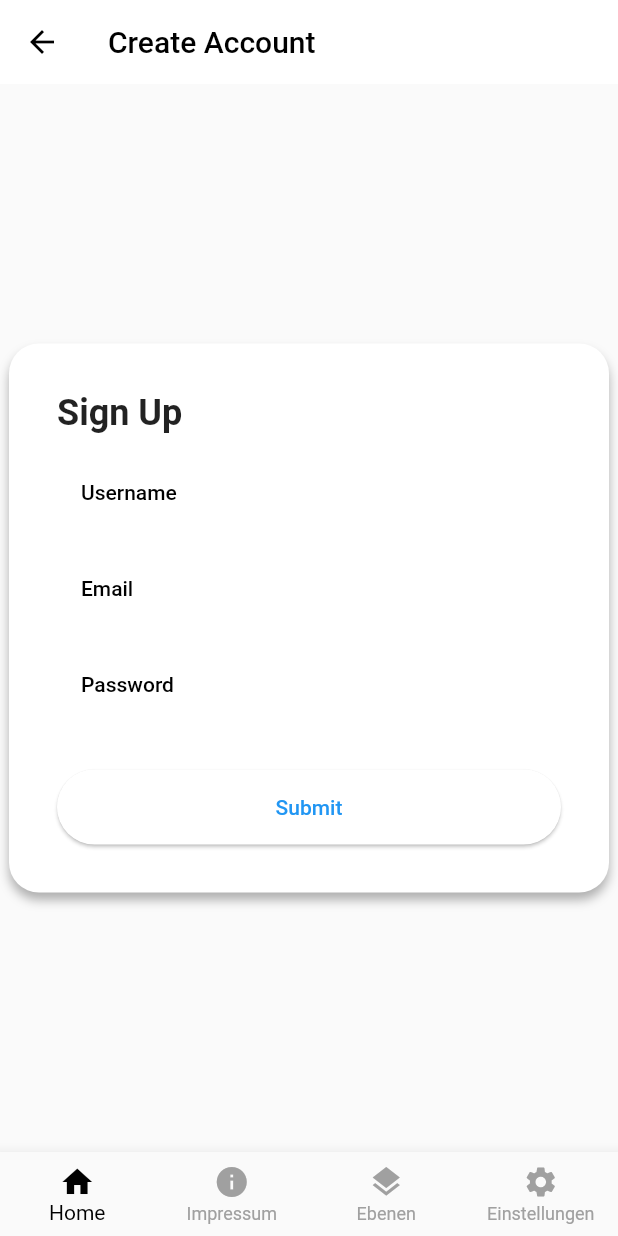
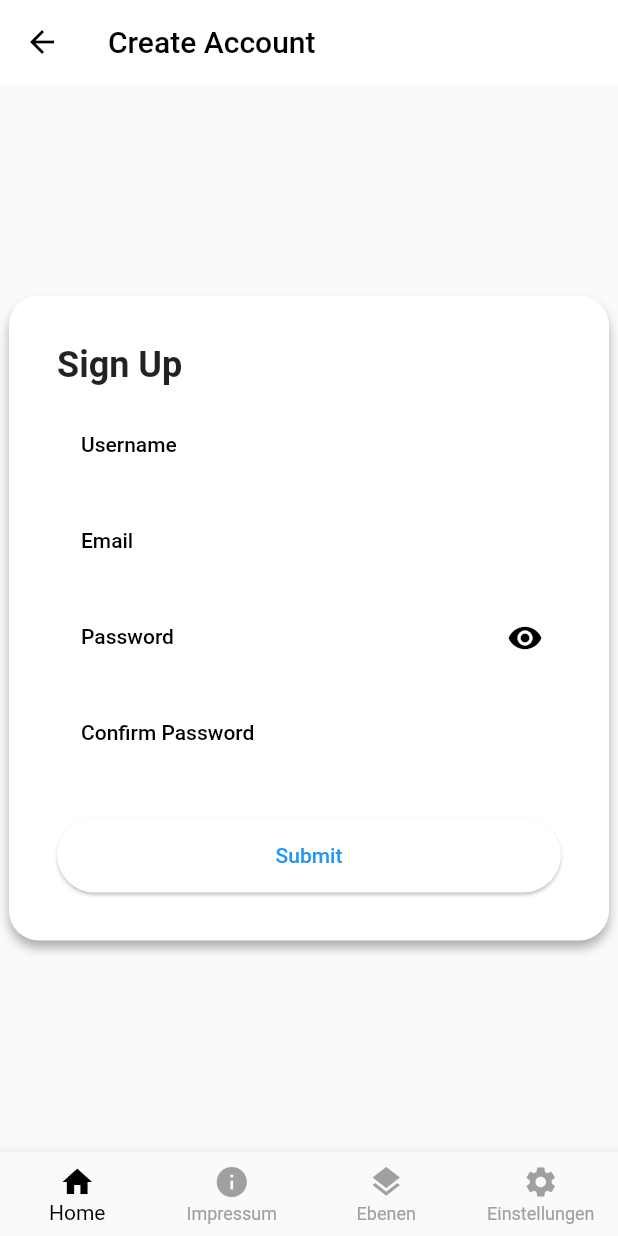
Before and after one commit to codeforbielefeld/baumkataster_frontend, a Flutter app: the CreateaccountView screen opened by its route, on a phone screen of 412 x 824 dp. Run offline on Flutter 3.47's test engine with Material 2 defaults, Android fonts, the phone set to English and light mode, and no system bars; our stand-ins replace equatable, flutter_bloc, flutter_map, go_router, graphql_flutter, latlong2.

Commit message:
initial user register and login blocs

```diff
--- a/lib/app/bloc/app_state.dart
+++ b/lib/app/bloc/app_state.dart
@@ -1,11 +1,10 @@
 part of 'app_bloc.dart';
 
 abstract class AppState extends Equatable {
-  final AppUser? user;
-  const AppState({this.user});
+  const AppState();
 
   @override
-  List<Object?> get props => [user?.uid];
+  List<Object?> get props => [];
 }
 
 class AppLoadingState extends AppState {
--- /dev/null
+++ b/lib/useraccount/bloc/user_event.dart
@@ -0,0 +1,19 @@
+part of 'user_bloc.dart';
+
+abstract class UserEvent {}
+
+class UserLoginEvent extends UserEvent {
+  final String userstr; // email or username
+  final String password;
+  UserLoginEvent({required this.userstr, required this.password});
+}
+
+class UserLogoutEvent extends UserEvent {}
+
+class UserRegisterEvent extends UserEvent {
+  final String username;
+  final String email;
+  final String password;
+  UserRegisterEvent(
+      {required this.username, required this.email, required this.password});
+}
--- a/lib/useraccount/view/createaccount_view.dart
+++ b/lib/useraccount/view/createaccount_view.dart
@@ -7,15 +7,17 @@ class CreateaccountView extends StatelessWidget {
   final TextEditingController usernameController = TextEditingController();
   final TextEditingController emailController = TextEditingController();
   final TextEditingController passwordController = TextEditingController();
+  final TextEditingController passwordConfirmController =
+      TextEditingController();
 
   @override
   Widget build(BuildContext context) {
     return Scaffold(
       resizeToAvoidBottomInset: false,
-        appBar: AppBar(
-          title: const Text('Create Account'),
-        ),
-        body:  Center(
+      appBar: AppBar(
+        title: const Text('Create Account'),
+      ),
+      body: Center(
         child: SingleChildScrollView(
           child: Container(
             width: 400,
@@ -63,7 +65,21 @@ class CreateaccountView extends StatelessWidget {
                   controller: passwordController,
                   obscureText: true,
                   decoration: InputDecoration(
+                    //password show button
+                    suffixIcon: IconButton(
+                      icon: Icon(Icons.remove_red_eye),
+                      onPressed: () {},
+                    ),
                     labelText: 'Password',
+                    border: OutlineInputBorder(),
+                  ),
+                ),
+                SizedBox(height: 16),
+                TextField(
+                  controller: passwordConfirmController,
+                  obscureText: true,
+                  decoration: InputDecoration(
+                    labelText: 'Confirm Password',
                     border: OutlineInputBorder(),
                   ),
                 ),
@@ -80,6 +96,7 @@ class CreateaccountView extends StatelessWidget {
             ),
           ),
         ),
-      ),);
+      ),
+    );
   }
 }
```
Also changed, not shown: lib/useraccount/bloc/user_bloc.dart (added, +25 -0 lines), lib/useraccount/bloc/user_state.dart (added, +21 -0 lines).
